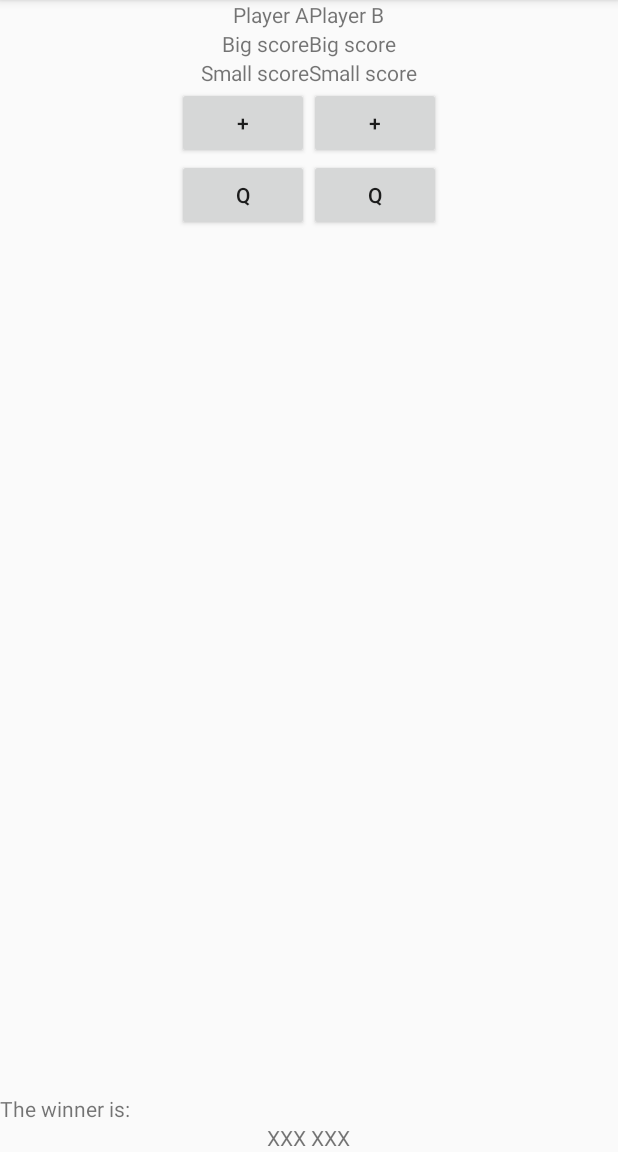
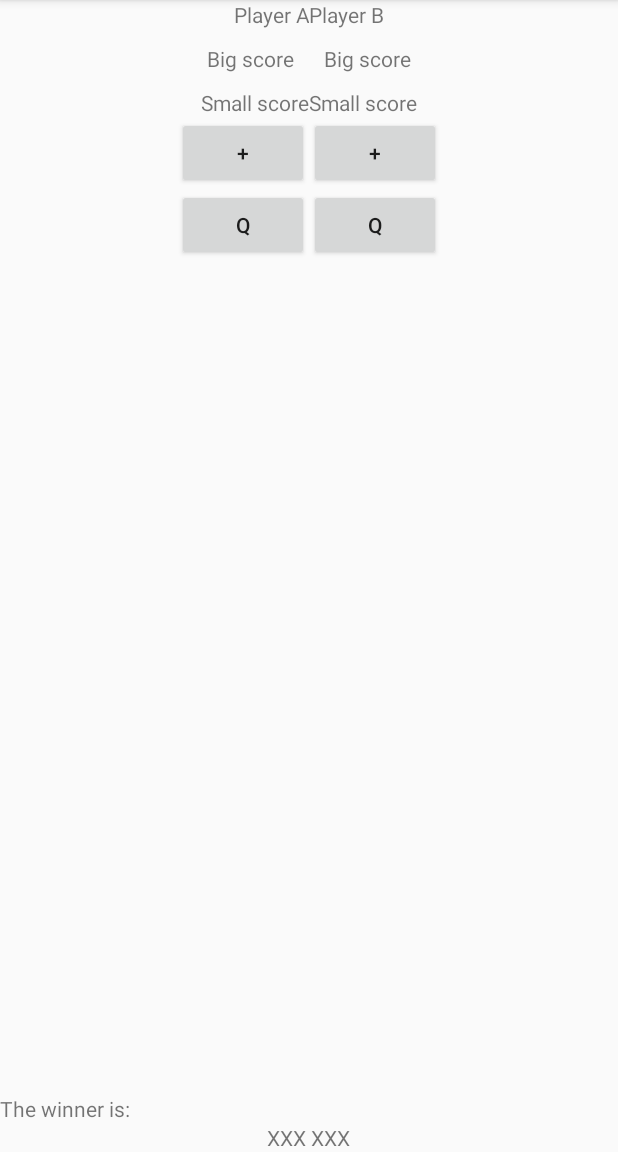
Before and after one commit to willgao2017/AmateurTennisCounter, an Android app: the screen it shows after launch (MainActivity), on a phone screen of 412 x 824 dp, the part 84-1236 px from its top. Run offline under Robolectric (Android 15) with nearby library versions, the phone set to English and light mode, and no system bars.

Commit message:
appearance changes

```diff
--- a/app/src/main/res/layout/activity_main.xml
+++ b/app/src/main/res/layout/activity_main.xml
@@ -16,22 +16,24 @@
             android:orientation="vertical">
 
             <TextView
-                android:layout_width="wrap_content"
+                android:layout_width="match_parent"
                 android:layout_height="wrap_content"
-                android:layout_gravity="right"
+                android:gravity="right"
                 android:text="Player A" />
 
             <TextView
                 android:layout_width="wrap_content"
                 android:layout_height="wrap_content"
                 android:layout_gravity="right"
-                android:text="Big score" />
+                android:text="Big score"
+                android:padding="10dp"/>
 
             <TextView
                 android:layout_width="wrap_content"
                 android:layout_height="wrap_content"
                 android:layout_gravity="right"
-                android:text="Small score" />
+                android:text="Small score"
+                android:margin="80dp"/>
 
             <Button
                 android:layout_width="wrap_content"
@@ -61,7 +63,8 @@
             <TextView
                 android:layout_width="wrap_content"
                 android:layout_height="wrap_content"
-                android:text="Big score" />
+                android:text="Big score"
+                android:padding="10dp"/>
 
             <TextView
                 android:layout_width="wrap_content"
```
